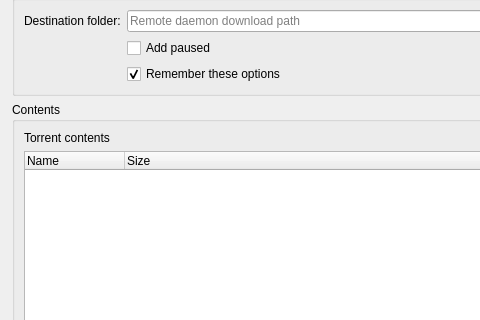
Before: the Qt Designer form torrentadddialog.ui in mveinot/transmission-control, drawn with Qt 5; both pictures show x 0 to 480 and y 138 to 458 of the 760 by 560 pixel window.
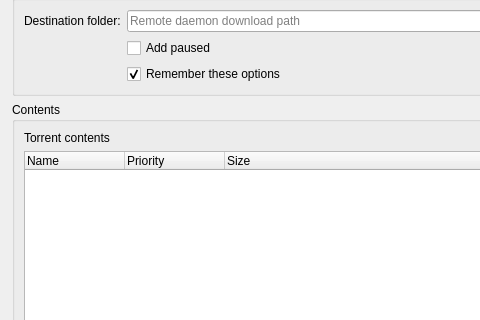
After: the same form once the commit is applied.

Commit message: Merge wanted/unwanted as "skip" in the priority list for post-add dialog and main files list view

Diff of the .ui file:
```diff
--- a/torrentadddialog.ui
+++ b/torrentadddialog.ui
@@ -160,6 +160,11 @@
           <string>Name</string>
          </property>
         </column>
+        <column>
+         <property name="text">
+          <string>Priority</string>
+         </property>
+        </column>
         <column>
          <property name="text">
           <string>Size</string>
```
The commit also changes 6 other files.
